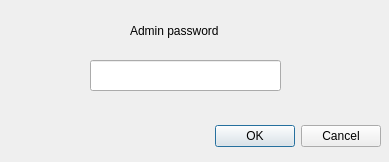
Qt form GUI/adminAuthForm.ui (ThiwankaShan/labAccessControl_System) before a commit.
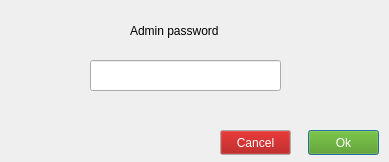
The same form after that commit.

```diff
--- a/GUI/adminAuthForm.ui
+++ b/GUI/adminAuthForm.ui
@@ -13,22 +13,6 @@
   <property name="windowTitle">
    <string>Dialog</string>
   </property>
-  <widget class="QDialogButtonBox" name="buttonBox">
-   <property name="geometry">
-    <rect>
-     <x>190</x>
-     <y>120</y>
-     <width>191</width>
-     <height>32</height>
-    </rect>
-   </property>
-   <property name="orientation">
-    <enum>Qt::Horizontal</enum>
-   </property>
-   <property name="standardButtons">
-    <set>QDialogButtonBox::Cancel|QDialogButtonBox::Ok</set>
-   </property>
-  </widget>
   <widget class="QLabel" name="label_adminPassword">
    <property name="geometry">
     <rect>
@@ -52,6 +36,291 @@
     </rect>
    </property>
   </widget>
+  <widget class="QLabel" name="label_error">
+   <property name="geometry">
+    <rect>
+     <x>90</x>
+     <y>100</y>
+     <width>191</width>
+     <height>17</height>
+    </rect>
+   </property>
+   <property name="palette">
+    <palette>
+     <active>
+      <colorrole role="WindowText">
+       <brush brushstyle="SolidPattern">
+        <color alpha="255">
+         <red>164</red>
+         <green>0</green>
+         <blue>0</blue>
+        </color>
+       </brush>
+      </colorrole>
+      <colorrole role="Text">
+       <brush brushstyle="SolidPattern">
+        <color alpha="255">
+         <red>164</red>
+         <green>0</green>
+         <blue>0</blue>
+        </color>
+       </brush>
+      </colorrole>
+      <colorrole role="PlaceholderText">
+       <brush brushstyle="SolidPattern">
+        <color alpha="128">
+         <red>164</red>
+         <green>0</green>
+         <blue>0</blue>
+        </color>
+       </brush>
+      </colorrole>
+     </active>
+     <inactive>
+      <colorrole role="WindowText">
+       <brush brushstyle="SolidPattern">
+        <color alpha="255">
+         <red>164</red>
+         <green>0</green>
+         <blue>0</blue>
+        </color>
+       </brush>
+      </colorrole>
+      <colorrole role="Text">
+       <brush brushstyle="SolidPattern">
+        <color alpha="255">
+         <red>164</red>
+         <green>0</green>
+         <blue>0</blue>
+        </color>
+       </brush>
+      </colorrole>
+      <colorrole role="PlaceholderText">
+       <brush brushstyle="SolidPattern">
+        <color alpha="128">
+         <red>164</red>
+         <green>0</green>
+         <blue>0</blue>
+        </color>
+       </brush>
+      </colorrole>
+     </inactive>
+     <disabled>
+      <colorrole role="WindowText">
+       <brush brushstyle="SolidPattern">
+        <color alpha="255">
+         <red>190</red>
+         <green>190</green>
+         <blue>190</blue>
+        </color>
+       </brush>
+      </colorrole>
+      <colorrole role="Text">
+       <brush brushstyle="SolidPattern">
+        <color alpha="255">
+         <red>190</red>
+         <green>190</green>
+         <blue>190</blue>
+        </color>
+       </brush>
+      </colorrole>
+      <colorrole role="PlaceholderText">
+       <brush brushstyle="SolidPattern">
+        <color alpha="128">
+         <red>0</red>
+         <green>0</green>
+         <blue>0</blue>
+        </color>
+       </brush>
+      </colorrole>
+     </disabled>
+    </palette>
+   </property>
+   <property name="text">
+    <string/>
+   </property>
+  </widget>
+  <widget class="QPushButton" name="pushButton_ok">
+   <property name="geometry">
+    <rect>
+     <x>308</x>
+     <y>130</y>
+     <width>71</width>
+     <height>25</height>
+    </rect>
+   </property>
+   <property name="palette">
+    <palette>
+     <active>
+      <colorrole role="Button">
+       <brush brushstyle="SolidPattern">
+        <color alpha="255">
+         <red>78</red>
+         <green>154</green>
+         <blue>6</blue>
+        </color>
+       </brush>
+      </colorrole>
+      <colorrole role="ButtonText">
+       <brush brushstyle="SolidPattern">
+        <color alpha="255">
+         <red>255</red>
+         <green>255</green>
+         <blue>255</blue>
+        </color>
+       </brush>
+      </colorrole>
+     </active>
+     <inactive>
+      <colorrole role="Button">
+       <brush brushstyle="SolidPattern">
+        <color alpha="255">
+         <red>78</red>
+         <green>154</green>
+         <blue>6</blue>
+        </color>
+       </brush>
+      </colorrole>
+      <colorrole role="ButtonText">
+       <brush brushstyle="SolidPattern">
+        <color alpha="255">
+         <red>255</red>
+         <green>255</green>
+         <blue>255</blue>
+        </color>
+       </brush>
+      </colorrole>
+     </inactive>
+     <disabled>
+      <colorrole role="Button">
+       <brush brushstyle="SolidPattern">
+        <color alpha="255">
+         <red>78</red>
+         <green>154</green>
+         <blue>6</blue>
+        </color>
+       </brush>
+      </colorrole>
+      <colorrole role="ButtonText">
+       <brush brushstyle="SolidPattern">
+        <color alpha="255">
+         <red>190</red>
+         <green>190</green>
+         <blue>190</blue>
+        </color>
+       </brush>
+      </colorrole>
+     </disabled>
+    </palette>
+   </property>
+   <property name="text">
+    <string>Ok</string>
+   </property>
+  </widget>
+  <widget class="QPushButton" name="pushButton_cancel">
+   <property name="geometry">
+    <rect>
+     <x>220</x>
+     <y>130</y>
+     <width>71</width>
+     <height>25</height>
+    </rect>
+   </property>
+   <property name="palette">
+    <palette>
+     <active>
+      <colorrole role="WindowText">
+       <brush brushstyle="SolidPattern">
+        <color alpha="255">
+         <red>255</red>
+         <green>255</green>
+         <blue>255</blue>
+        </color>
+       </brush>
+      </colorrole>
+      <colorrole role="Button">
+       <brush brushstyle="SolidPattern">
+        <color alpha="255">
+         <red>164</red>
+         <green>0</green>
+         <blue>0</blue>
+        </color>
+       </brush>
+      </colorrole>
+      <colorrole role="ButtonText">
+       <brush brushstyle="SolidPattern">
+        <color alpha="255">
+         <red>255</red>
+         <green>255</green>
+         <blue>255</blue>
+        </color>
+       </brush>
+      </colorrole>
+     </active>
+     <inactive>
+      <colorrole role="WindowText">
+       <brush brushstyle="SolidPattern">
+        <color alpha="255">
+         <red>255</red>
+         <green>255</green>
+         <blue>255</blue>
+        </color>
+       </brush>
+      </colorrole>
+      <colorrole role="Button">
+       <brush brushstyle="SolidPattern">
+        <color alpha="255">
+         <red>164</red>
+         <green>0</green>
+         <blue>0</blue>
+        </color>
+       </brush>
+      </colorrole>
+      <colorrole role="ButtonText">
+       <brush brushstyle="SolidPattern">
+        <color alpha="255">
+         <red>255</red>
+         <green>255</green>
+         <blue>255</blue>
+        </color>
+       </brush>
+      </colorrole>
+     </inactive>
+     <disabled>
+      <colorrole role="WindowText">
+       <brush brushstyle="SolidPattern">
+        <color alpha="255">
+         <red>190</red>
+         <green>190</green>
+         <blue>190</blue>
+        </color>
+       </brush>
+      </colorrole>
+      <colorrole role="Button">
+       <brush brushstyle="SolidPattern">
+        <color alpha="255">
+         <red>164</red>
+         <green>0</green>
+         <blue>0</blue>
+        </color>
+       </brush>
+      </colorrole>
+      <colorrole role="ButtonText">
+       <brush brushstyle="SolidPattern">
+        <color alpha="255">
+         <red>190</red>
+         <green>190</green>
+         <blue>190</blue>
+        </color>
+       </brush>
+      </colorrole>
+     </disabled>
+    </palette>
+   </property>
+   <property name="text">
+    <string>Cancel</string>
+   </property>
+  </widget>
  </widget>
  <resources/>
  <connections>
```
Left out of the diff: 35 changed lines with no effect on the pictures.
